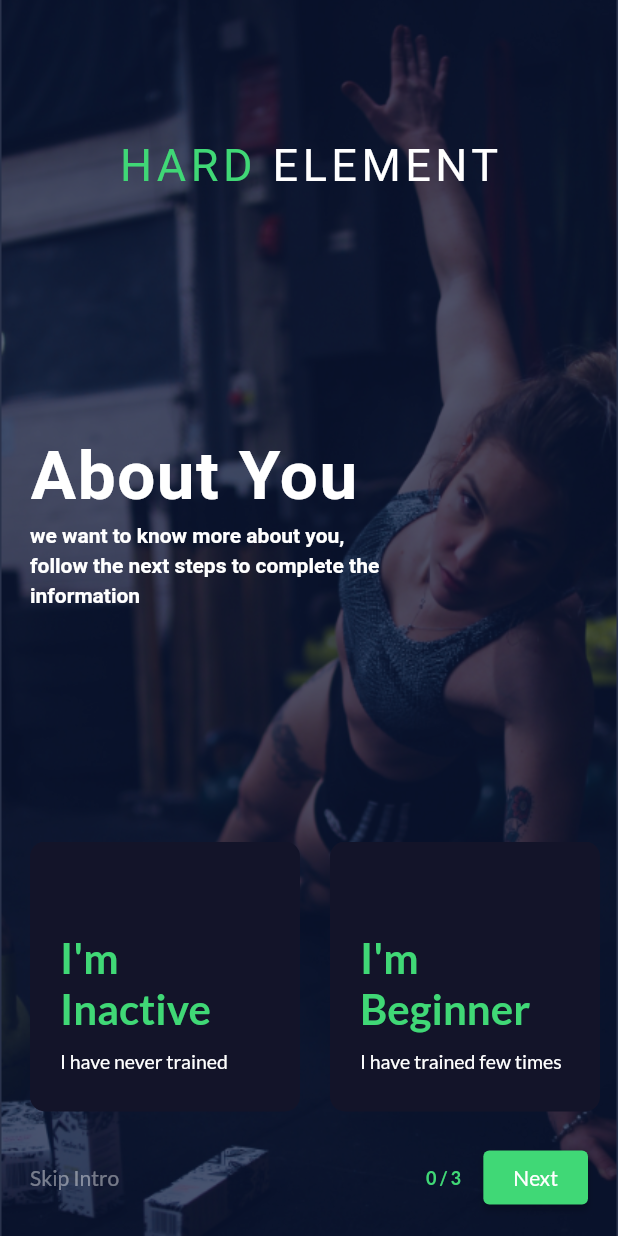
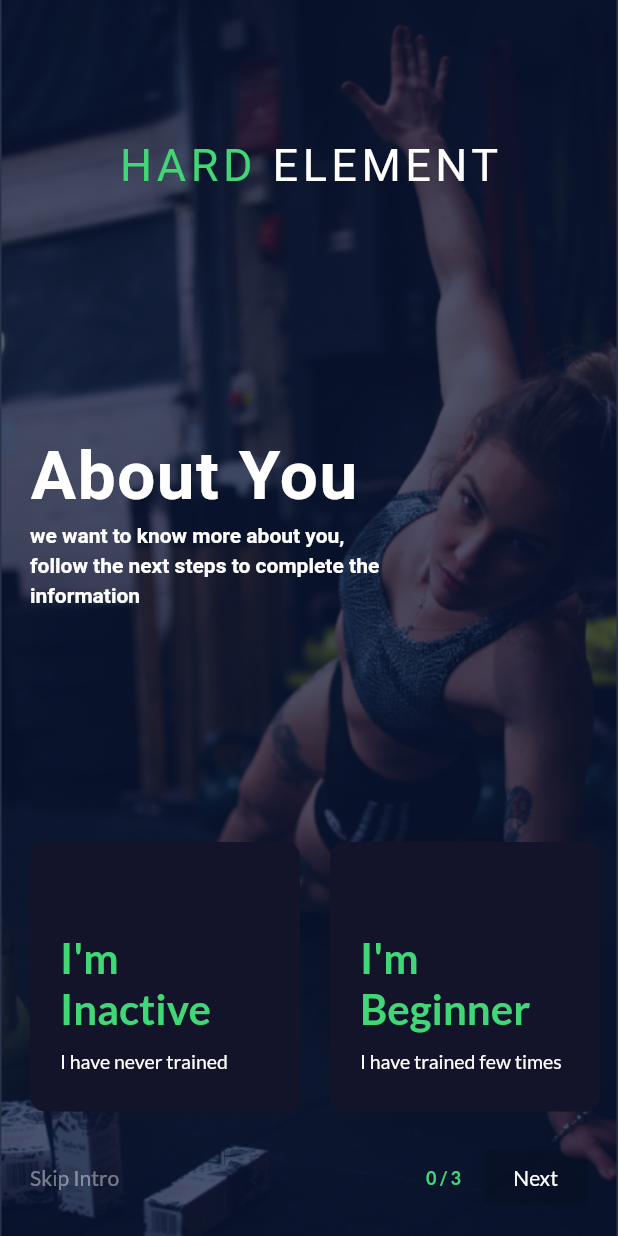
Before and after one commit to anasfik/work-out-mobile-app, a Flutter app: the screen it shows after launch, after a tap on "Get Started", on a phone screen of 412 x 824 dp. Run offline on Flutter 3.47's test engine with Material 2 defaults, Android fonts, the phone set to English and light mode, and no system bars; drawn by our look-alikes of delayed_display; our stand-ins replace cloud_firestore, firebase_auth, firebase_core, firebase_storage, flutter_spinkit, get and 2 more; accounts and stored records are empty.

Commit message:
[ Edit ] made the next button in get started page works onlu when the suer choose at least one choice card

```diff
--- a/lib/config/routes.dart
+++ b/lib/config/routes.dart
@@ -17,17 +17,17 @@ class Routes {
       page: () => WelcomePage(),
       binding: WelcomePageBindings(),
     ),
-      GetPage(
-      name: "/get_started",
+    GetPage(
+      name: "/getStarted",
       page: () => GetStartedPage(),
       binding: GetStartedBinding(),
     ),
-       GetPage(
+    GetPage(
       name: "/signUp",
       page: () => SignUpPage(),
       binding: SignUpBinding(),
     ),
-        GetPage(
+    GetPage(
       name: "/login",
       page: () => LoginPage(),
       binding: LoginBinding(),
--- a/lib/controller/authControllers/sign_up_controller/extensions/handle_going_to_login_page.dart
+++ b/lib/controller/authControllers/sign_up_controller/extensions/handle_going_to_login_page.dart
@@ -5,6 +5,7 @@ import '../sign_up_controller.dart';
 
 extension HandleGoingToLoginPageExtension on SignUpController {
   void handleGoingToLoginPage() {
-    Get.previousRoute == "/GetStartedPage" ? Get.to(LoginPage()) : Get.back();
+    print(Get.previousRoute);
+    Get.previousRoute == "/getStarted" ? Get.to(LoginPage()) : Get.back();
   }
 }
--- a/lib/controller/get_started_controller/get_started_card_controller.dart
+++ b/lib/controller/get_started_controller/get_started_card_controller.dart
@@ -42,6 +42,8 @@ class GetStartedCardController extends GetxController {
       previousIsChecked != isChecked,
     );
   }
+
+
 }
 
 
--- a/lib/view/screens/Get started/get_started_page.dart
+++ b/lib/view/screens/Get started/get_started_page.dart
@@ -96,6 +96,7 @@ class GetStartedPage extends GetView<GetStartedController>
                                 Align(
                                     alignment: Alignment.center,
                                     child: GetBuilder<GetStartedController>(
+                                      id: controller.rebuildId,
                                       builder: (controller) {
                                         return Text(
                                           "${controller.checkedCardsIds.length} / ${handledCardsList.length}",
@@ -108,19 +109,30 @@ class GetStartedPage extends GetView<GetStartedController>
                                       },
                                     )),
                                 const SizedBox(width: 15),
-                                ElevatedButton(
+                                GetBuilder<GetStartedController>(
+
+                                  id: controller.rebuildId,
+                                  builder: (controller) {
+                                    return ElevatedButton(
                                       style: ElevatedButton.styleFrom(
                                         padding: const EdgeInsets.symmetric(
                                           horizontal: 20,
                                         ),
                                         primary: Theme.of(context).primaryColor,
                                       ),
-                                  onPressed: () {
+                                      onPressed: controller
+                                              .hasUserChooserAtLeastOneChoice
+                                          ? () {
                                               Get.toNamed("/signUp");
+                                            }
+                                          : null,
+                                      child: Text(
+                                        capitalize(AppTexts.next),
+                                        style: const TextStyle(
+                                            color: Colors.white),
+                                      ),
+                                    );
                                   },
-                                  child: Text(capitalize(AppTexts.next),
-                                      style:
-                                          const TextStyle(color: Colors.white)),
                                 ),
                               ],
                             ),
--- a/lib/view/screens/welcome/welcome_page.dart
+++ b/lib/view/screens/welcome/welcome_page.dart
@@ -66,7 +66,7 @@ class WelcomePage extends GetView<FunctionsController> with DelayHelperMixin {
                         delay: getDelayDuration(),
                         child: CustomButton(
                           onPressed: () {
-                            Get.toNamed("/get_started");
+                            Get.toNamed("/getStarted");
                           },
                           text: capitalize(AppTexts.getStarted),
                           isOutlined: false,
```
Also changed, not shown: lib/controller/get_started_controller/get_started_controller.dart (+7 -9 lines). Lines whose indentation alone changed are shown as unchanged.
